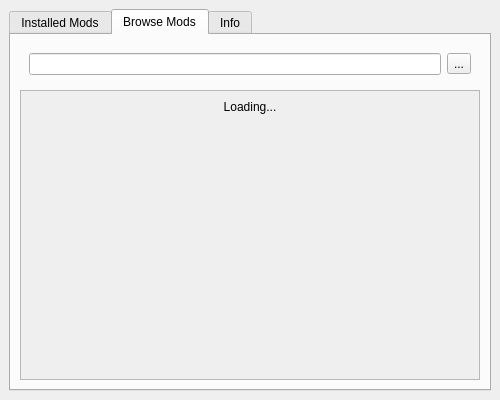
OpenMineMods/OpenMineMods, file UI/InstanceWindow.ui: the form before one commit.
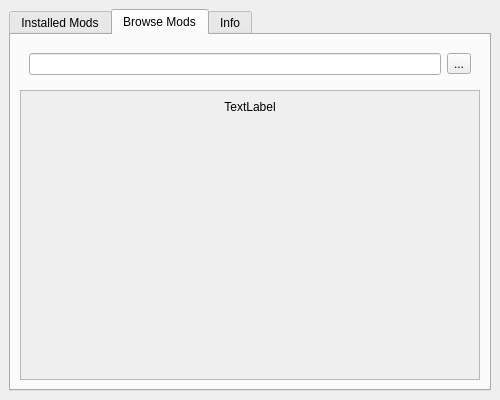
The form after the commit. The open tabs and pages were chosen to show the change. Icons and pictures are not drawn.

Commit message: smarter metadata loading and event based UI

The edit to the form file:
```diff
--- a/UI/InstanceWindow.ui
+++ b/UI/InstanceWindow.ui
@@ -115,9 +115,11 @@
            </property>
            <layout class="QVBoxLayout" name="verticalLayout_6">
             <item>
+             <layout class="QVBoxLayout" name="browse_box">
+              <item>
              <widget class="QLabel" name="loading_label">
               <property name="text">
-               <string>Loading...</string>
+                 <string>TextLabel</string>
               </property>
               <property name="alignment">
                <set>Qt::AlignCenter</set>
@@ -136,6 +138,8 @@
                </size>
               </property>
              </spacer>
+              </item>
+             </layout>
             </item>
            </layout>
           </widget>
```
Left out of the diff: 2 changed lines with no effect on the pictures. Lines whose indentation alone changed are shown as unchanged. The commit also changes 7 other files.
